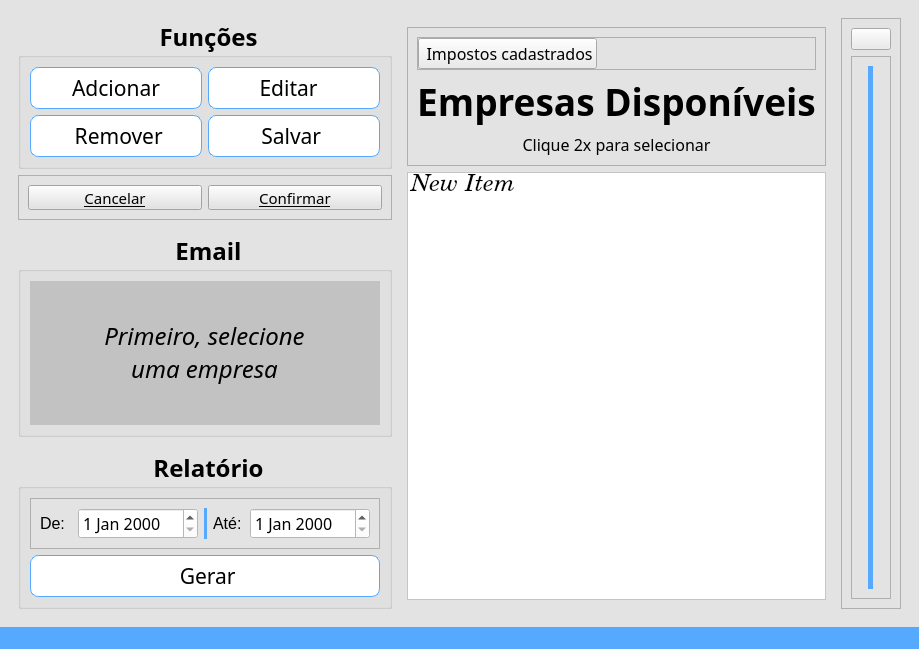
DeltaPrice-Pedro/Pendencias_Contabeis, file src/ui/window_pend.ui: the form before one commit.
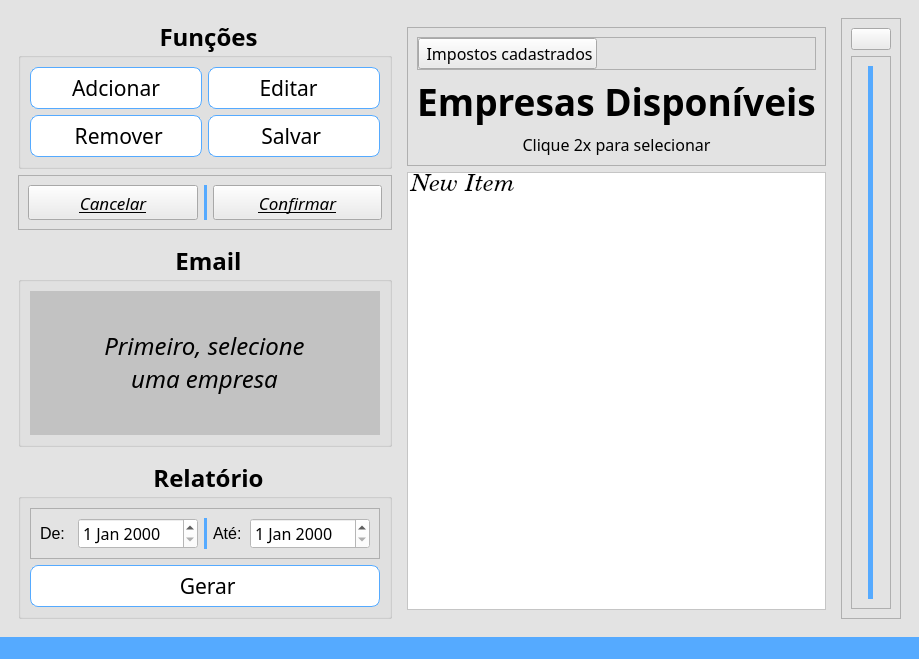
The form after the commit. Icons and pictures are not drawn.

Commit message: updt operation

```diff
--- a/src/ui/window_pend.ui
+++ b/src/ui/window_pend.ui
@@ -7,7 +7,7 @@
     <x>0</x>
     <y>0</y>
     <width>847</width>
-    <height>616</height>
+    <height>626</height>
    </rect>
   </property>
   <property name="windowTitle">
@@ -195,36 +195,66 @@
              <property name="minimumSize">
               <size>
                <width>0</width>
-               <height>25</height>
+               <height>35</height>
               </size>
              </property>
              <property name="font">
               <font>
                <family>Tw Cen MT</family>
-               <pointsize>11</pointsize>
+               <pointsize>13</pointsize>
+               <italic>true</italic>
                <underline>true</underline>
               </font>
              </property>
+             <property name="styleSheet">
+              <string notr="true">background-color: rgb(235, 235, 235);</string>
+             </property>
              <property name="text">
               <string>Cancelar</string>
              </property>
             </widget>
            </item>
+           <item>
+            <widget class="Line" name="line_4">
+             <property name="minimumSize">
+              <size>
+               <width>3</width>
+               <height>0</height>
+              </size>
+             </property>
+             <property name="styleSheet">
+              <string notr="true">background-color: rgb(85, 170, 255);</string>
+             </property>
+             <property name="frameShadow">
+              <enum>QFrame::Shadow::Plain</enum>
+             </property>
+             <property name="lineWidth">
+              <number>-1</number>
+             </property>
+             <property name="orientation">
+              <enum>Qt::Orientation::Vertical</enum>
+             </property>
+            </widget>
+           </item>
            <item>
             <widget class="QPushButton" name="pushButton_confirm_operation">
              <property name="minimumSize">
               <size>
                <width>0</width>
-               <height>25</height>
+               <height>35</height>
               </size>
              </property>
              <property name="font">
               <font>
                <family>Tw Cen MT</family>
-               <pointsize>11</pointsize>
+               <pointsize>13</pointsize>
+               <italic>true</italic>
                <underline>true</underline>
               </font>
              </property>
+             <property name="styleSheet">
+              <string notr="true">background-color: rgb(235, 235, 235);</string>
+             </property>
              <property name="text">
               <string>Confirmar</string>
              </property>
```
The commit also changes 2 other files.
